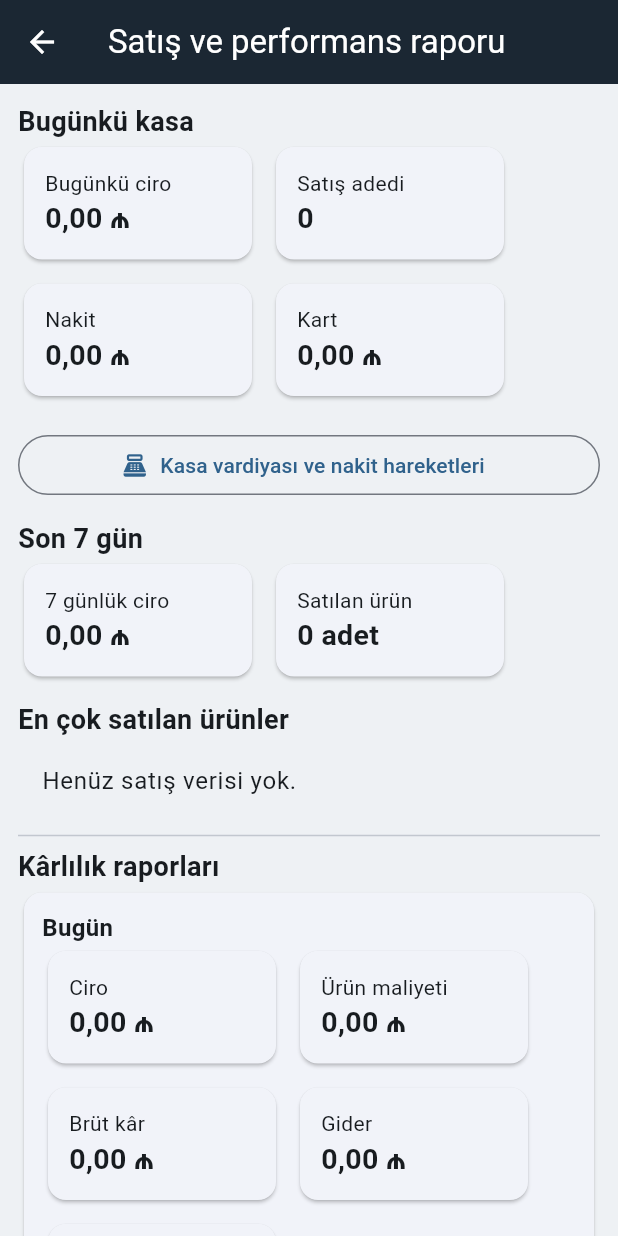
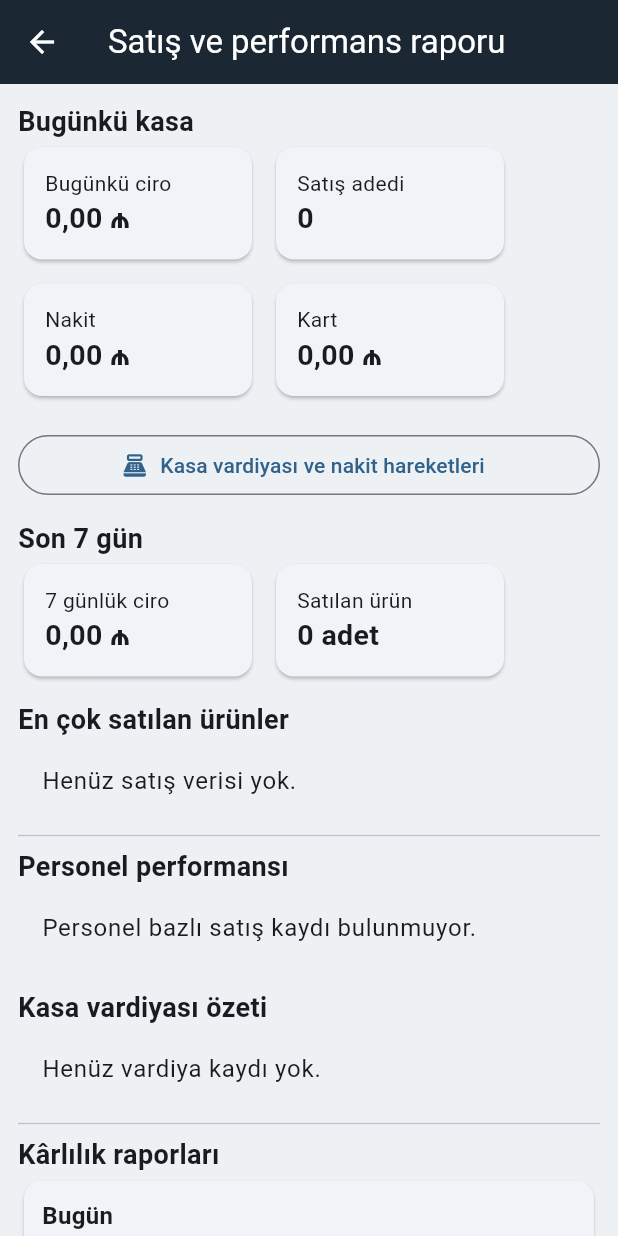
Before and after one commit to Burak085085/Restaurant-POS, a Flutter app: the ReportsPage screen opened directly, on a phone screen of 412 x 824 dp. Run offline on Flutter 3.47's test engine with Material 3 defaults, Android fonts, the phone set to English and light mode, and no system bars; our stand-ins replace flutter_svg, material_ui, shared_preferences, sqflite_common_ffi; accounts and stored records are empty.

Commit message:
Add staff performance and shift summaries

```diff
--- a/lib/main.dart
+++ b/lib/main.dart
@@ -858,6 +858,15 @@ class ReportsPage extends StatelessWidget {
       final monthStart=DateTime(azNow().year,azNow().month,1);
       final monthSales=pos.sales.where((s){final d=DateTime.tryParse(s.date);return d!=null&&!d.isBefore(monthStart);}).toList();
       final monthExpenses=pos.expenses.where((e){final d=DateTime.tryParse(e.date);return d!=null&&!d.isBefore(monthStart);}).toList();
+      final salesByStaff = <String, List<Sale>>{};
+      for (final sale in pos.sales) {
+        (salesByStaff[sale.staff] ??= <Sale>[]).add(sale);
+      }
+      final staffRows = salesByStaff.entries.toList()
+        ..sort((a, b) => b.value.fold<int>(0, (sum, sale) => sum + sale.total)
+            .compareTo(a.value.fold<int>(0, (sum, sale) => sum + sale.total)));
+      final recentShifts = pos.registerSessions.reversed.take(10).toList();
+
       int revenue(List<Sale> xs)=>xs.fold(0,(sum,s)=>sum+s.total);
       int cost(List<Sale> xs)=>xs.fold(0,(sum,s)=>sum+pos.costOfSale(s));
       int expenseTotal(List<Expense> xs)=>xs.fold(0,(sum,e)=>sum+e.amount);
@@ -887,6 +896,42 @@ class ReportsPage extends StatelessWidget {
           const Text('En çok satılan ürünler', style: TextStyle(fontWeight: FontWeight.bold, fontSize: 18)),
           if (topProducts.isEmpty) const ListTile(title: Text('Henüz satış verisi yok.')),
           for (final item in topProducts.take(5)) ListTile(leading: const Icon(Icons.trending_up), title: Text(item.key), trailing: Text('${item.value} adet')),
+          const Divider(),
+          const Text('Personel performansı', style: TextStyle(fontWeight: FontWeight.bold, fontSize: 18)),
+          if (staffRows.isEmpty) const ListTile(title: Text('Personel bazlı satış kaydı bulunmuyor.')),
+          for (final entry in staffRows)
+            Builder(builder: (_) {
+              final staffSales = entry.value;
+              final total = staffSales.fold<int>(0, (sum, sale) => sum + sale.total);
+              final unitsSold = staffSales.expand((sale) => sale.items)
+                  .fold<int>(0, (sum, item) => sum + item.qty);
+              final cashTotal = staffSales.expand((sale) => sale.payments)
+                  .where((part) => part.method == 'Nakit')
+                  .fold<int>(0, (sum, part) => sum + part.amount);
+              final cardTotal = staffSales.expand((sale) => sale.payments)
+                  .where((part) => part.method == 'Kart')
+                  .fold<int>(0, (sum, part) => sum + part.amount);
+              return Card(child: ExpansionTile(
+                title: Text(entry.key),
+                subtitle: Text('${staffSales.length} satış · Ciro ${money(total)}'),
+                children: [
+                  ListTile(title: const Text('Satılan ürün'), trailing: Text('$unitsSold adet')),
+                  ListTile(title: const Text('Ortalama fiş'), trailing: Text(money(total ~/ staffSales.length))),
+                  ListTile(title: const Text('Nakit / Kart'), trailing: Text('${money(cashTotal)} / ${money(cardTotal)}')),
+                ],
+              ));
+            }),
+          const SizedBox(height: 12),
+          const Text('Kasa vardiyası özeti', style: TextStyle(fontWeight: FontWeight.bold, fontSize: 18)),
+          if (recentShifts.isEmpty) const ListTile(title: Text('Henüz vardiya kaydı yok.')),
+          for (final shift in recentShifts)
+            Card(child: ListTile(
+              leading: Icon(shift.isOpen ? Icons.lock_open : Icons.lock),
+              title: Text('${stamp(DateTime.parse(shift.openedAt).toLocal())} · ${shift.isOpen ? 'Açık' : 'Kapalı'}'),
+              subtitle: Text('Açılış ${money(shift.openingCash)} · Beklenen ${money(shift.expectedCash ?? pos.expectedRegisterCash(shift))}'),
+              trailing: shift.closingCash == null || shift.expectedCash == null
+                ? null : Text('Fark ${money(shift.closingCash! - shift.expectedCash!)}'),
+            )),
           const Divider(),
           const Text('Kârlılık raporları',style:TextStyle(fontWeight:FontWeight.bold,fontSize:18)),profitCard('Bugün',todaySales,todayExpenses),profitCard('Son 7 gün',weekSales,weekExpenses),profitCard('Bu ay',monthSales,monthExpenses),OutlinedButton.icon(onPressed:()=>_addExpense(context),icon:const Icon(Icons.add_card),label:const Text('İşletme gideri ekle')),OutlinedButton.icon(onPressed:()=>_exportCsv(context),icon:const Icon(Icons.download),label:const Text('Raporları CSV dışa aktar')),for(final expense in pos.expenses.reversed.take(30))ListTile(dense:true,title:Text('${expense.category} · ${money(expense.amount)}'),subtitle:Text('${expense.date} · ${expense.note}')),const Text('Satış geçmişi', style: TextStyle(fontWeight: FontWeight.bold, fontSize: 18)),
           for (final sale in pos.sales.reversed) Card(child: ExpansionTile(
```
